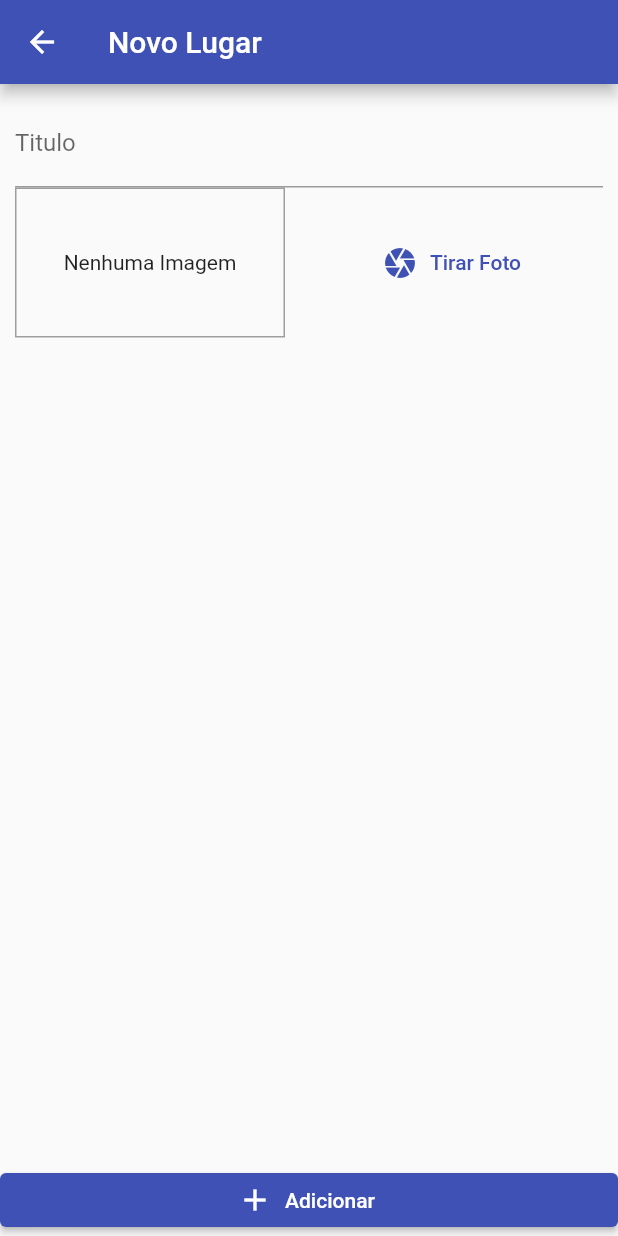
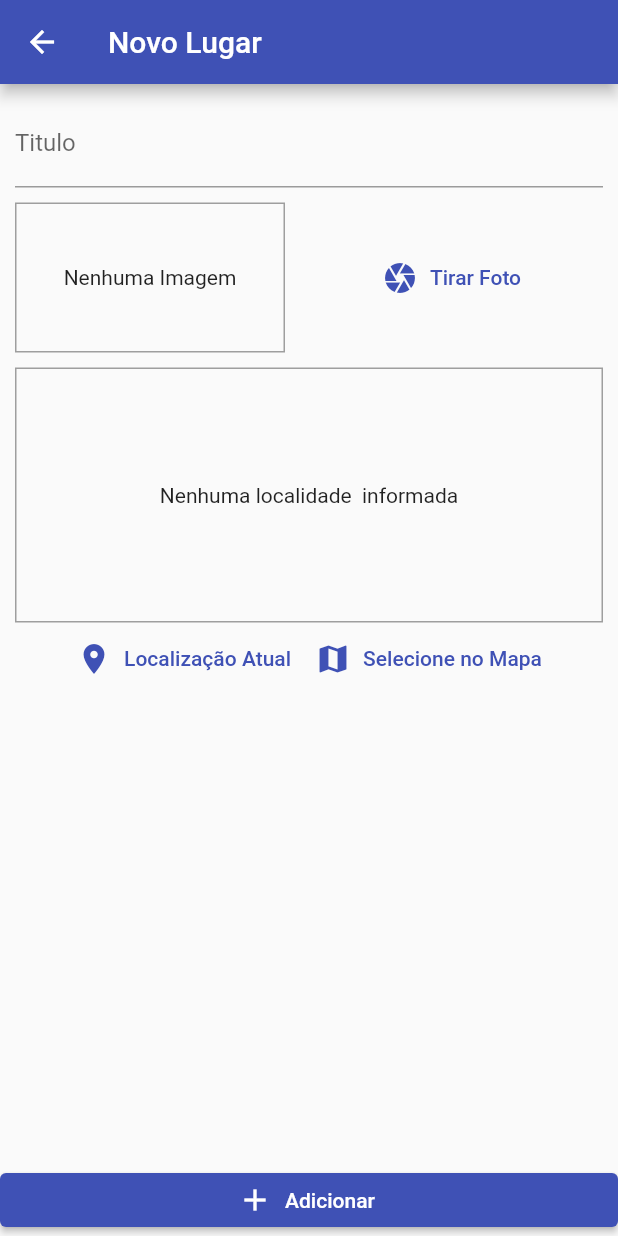
Before and after one commit to Okamael/great_place, a Flutter app: the screen it shows after launch, after a tap on the "add" icon, on a phone screen of 412 x 824 dp. Run offline on Flutter 3.47's test engine with Material 2 defaults, Android fonts, the phone set to English and light mode, and no system bars; our stand-ins replace image_picker, location, sqflite; accounts and stored records are empty.

Commit message:
Adicionando mapa

```diff
--- a/lib/main.dart
+++ b/lib/main.dart
@@ -1,7 +1,9 @@
 import 'package:flutter/material.dart';
+import 'package:great_place/providers/great_places.dart';
 import 'package:great_place/screens/place_form_screen.dart';
 import 'package:great_place/screens/places_list_screen.dart';
 import 'package:great_place/utils/app_routes.dart';
+import 'package:provider/provider.dart';
 
 void main() {
   runApp(const MyApp());
@@ -13,7 +15,9 @@ class MyApp extends StatelessWidget {
   // This widget is the root of your application.
   @override
   Widget build(BuildContext context) {
-    return MaterialApp(
+    return ChangeNotifierProvider(
+      create: (context) => GreatPlaces(),
+      child: MaterialApp(
         title: 'Flutter Demo',
         theme: ThemeData(
             primarySwatch: Colors.indigo,
@@ -23,6 +27,7 @@ class MyApp extends StatelessWidget {
         routes: {
           AppRoutes.PLACE_FORM: (context) => PlaceFormScreen(),
         },
+      ),
     );
   }
 }
--- /dev/null
+++ b/lib/providers/great_places.dart
@@ -0,0 +1,45 @@
+import 'dart:io';
+import 'dart:math';
+
+import 'package:flutter/material.dart';
+import 'package:great_place/models/place.dart';
+import 'package:great_place/utils/db_util.dart';
+
+class GreatPlaces with ChangeNotifier {
+  List<Place> _items = [];
+
+  Future<void> loadPlaces() async {
+    final dataList = await DbUtil.getData('places');
+    _items = dataList
+        .map((item) => Place(
+            id: item['id'],
+            title: item['title'],
+            location: PlaceLocation(latitude: 0, longitude: 0),
+            image: File(item['image'])))
+        .toList();
+    notifyListeners();
+  }
+
+  List<Place> get items {
+    return [..._items];
+  }
+
+  int get itemsCount => _items.length;
+
+  Place itemByIndex(int index) => _items[index];
+
+  void addPlace(String title, File image) {
+    final newPlace = Place(
+        id: Random().nextDouble().toString(),
+        title: title,
+        location: PlaceLocation(latitude: 0, longitude: 0),
+        image: image);
+    _items.add(newPlace);
+    DbUtil.insert('places', {
+      'id': newPlace.id,
+      'title': newPlace.title,
+      'image': newPlace.image.path,
+    });
+    notifyListeners();
+  }
+}
--- a/lib/screens/place_form_screen.dart
+++ b/lib/screens/place_form_screen.dart
@@ -1,7 +1,10 @@
 import 'dart:io';
 
 import 'package:flutter/material.dart';
+import 'package:great_place/providers/great_places.dart';
 import 'package:great_place/widgets/image_input.dart';
+import 'package:great_place/widgets/location_input.dart';
+import 'package:provider/provider.dart';
 
 class PlaceFormScreen extends StatefulWidget {
   const PlaceFormScreen({super.key});
@@ -18,7 +21,15 @@ class _PlaceFormScreenState extends State<PlaceFormScreen> {
     _pickedImage = pikedImage;
   }
 
-  void _submitForm() {}
+  void _submitForm() {
+    if (_titleController.text.isEmpty || _pickedImage == null) {
+      return;
+    }
+    Provider.of<GreatPlaces>(context, listen: false)
+        .addPlace(_titleController.text, _pickedImage!);
+    Navigator.of(context).pop();
+  }
+
   @override
   Widget build(BuildContext context) {
     return Scaffold(
@@ -38,9 +49,16 @@ class _PlaceFormScreenState extends State<PlaceFormScreen> {
                       decoration: InputDecoration(labelText: 'Titulo'),
                       controller: _titleController,
                     ),
+                    SizedBox(
+                      height: 10,
+                    ),
                     ImageInput(
                       onSelectImage: _selectImage,
-                    )
+                    ),
+                    SizedBox(
+                      height: 10,
+                    ),
+                    LocationInput()
                   ],
                 ),
               ),
--- a/lib/screens/places_list_screen.dart
+++ b/lib/screens/places_list_screen.dart
@@ -1,5 +1,7 @@
 import 'package:flutter/material.dart';
+import 'package:great_place/providers/great_places.dart';
 import 'package:great_place/utils/app_routes.dart';
+import 'package:provider/provider.dart';
 
 class PlacesListScreen extends StatelessWidget {
   const PlacesListScreen({super.key});
@@ -17,8 +19,33 @@ class PlacesListScreen extends StatelessWidget {
               icon: Icon(Icons.add)),
         ],
       ),
-      body: Center(
-        child: CircularProgressIndicator(),
+      body: FutureBuilder(
+        future: Provider.of<GreatPlaces>(context, listen: false).loadPlaces(),
+        builder: (context, snapshot) => snapshot.connectionState ==
+                ConnectionState.waiting
+            ? Center(
+                child: CircularProgressIndicator(),
+              )
+            : Consumer<GreatPlaces>(
+                child: Center(
+                  child: Text('Nenhum local cadastrado'),
+                ),
+                builder: (context, greatePlaces, child) =>
+                    greatePlaces.itemsCount == 0
+                        ? child!
+                        : ListView.builder(
+                            itemCount: greatePlaces.itemsCount,
+                            itemBuilder: (context, index) => ListTile(
+                              leading: CircleAvatar(
+                                backgroundImage: FileImage(
+                                    greatePlaces.itemByIndex(index).image),
+                              ),
+                              title:
+                                  Text(greatePlaces.itemByIndex(index).title),
+                              onTap: () {},
+                            ),
+                          ),
+              ),
       ),
     );
   }
--- /dev/null
+++ b/lib/utils/db_util.dart
@@ -0,0 +1,24 @@
+import 'package:sqflite/sqflite.dart' as sql;
+import 'package:path/path.dart' as path;
+import 'package:sqflite/sqlite_api.dart';
+
+class DbUtil {
+  static Future<sql.Database> dataBase() async {
+    final dbPath = await sql.getDatabasesPath();
+    return sql.openDatabase(path.join(dbPath, 'places.db'),
+        onCreate: (db, version) {
+      return db.execute(
+          'CREATE TABLE places(id TEXT PRIMARY KEY, title TEXT, image TEXT)');
+    }, version: 1);
+  }
+
+  static Future<void> insert(String table, Map<String, Object> date) async {
+    final db = await DbUtil.dataBase();
+    await db.insert(table, date, conflictAlgorithm: ConflictAlgorithm.replace);
+  }
+
+  static Future<List<Map<String, dynamic>>> getData(String table) async {
+    final db = await DbUtil.dataBase();
+    return db.query(table);
+  }
+}
--- /dev/null
+++ b/lib/widgets/location_input.dart
@@ -0,0 +1,57 @@
+import 'package:flutter/material.dart';
+import 'package:location/location.dart';
+
+class LocationInput extends StatefulWidget {
+  const LocationInput({super.key});
+
+  @override
+  State<LocationInput> createState() => _LocationInputState();
+}
+
+class _LocationInputState extends State<LocationInput> {
+  String? _previewImageUrl;
+
+  Future<void> _getCurrentUserLocation() async {
+    final locData = await Location().getLocation();
+    print('Latitude: ${locData.latitude}');
+    print('Longetude: ${locData.longitude}');
+  }
+
+  @override
+  Widget build(BuildContext context) {
+    return Column(
+      children: [
+        Container(
+          height: 170,
+          width: double.infinity,
+          alignment: Alignment.center,
+          decoration: BoxDecoration(
+            border: Border.all(width: 1, color: Colors.grey),
+          ),
+          child: _previewImageUrl == null
+              ? Text('Nenhuma localidade  informada')
+              : Image.network(
+                  _previewImageUrl!,
+                  fit: BoxFit.cover,
+                  width: double.infinity,
+                ),
+        ),
+        Row(
+          mainAxisAlignment: MainAxisAlignment.center,
+          children: [
+            TextButton.icon(
+              onPressed: _getCurrentUserLocation,
+              icon: Icon(Icons.location_on),
+              label: Text('Localização Atual'),
+            ),
+            TextButton.icon(
+              onPressed: () {},
+              icon: Icon(Icons.map),
+              label: Text('Selecione no Mapa'),
+            ),
+          ],
+        )
+      ],
+    );
+  }
+}
--- a/pubspec.yaml
+++ b/pubspec.yaml
@@ -39,6 +39,8 @@ dependencies:
   image_picker: ^0.8.7+4
   path_provider: ^2.0.14
   path: ^1.8.2
+  sqflite: ^2.2.8
+  location: ^4.4.0
 
 dev_dependencies:
   flutter_test:
```
Also changed, not shown: lib/providers/grate_places.dart (deleted, +0 -14 lines), lib/widgets/image_input.dart (+7 -1 lines), pubspec.lock, 2 other files. Lines whose indentation alone changed are shown as unchanged.
